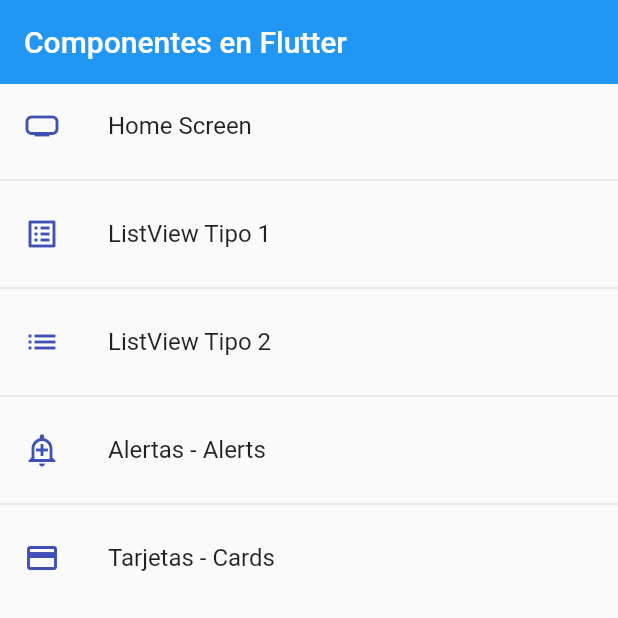
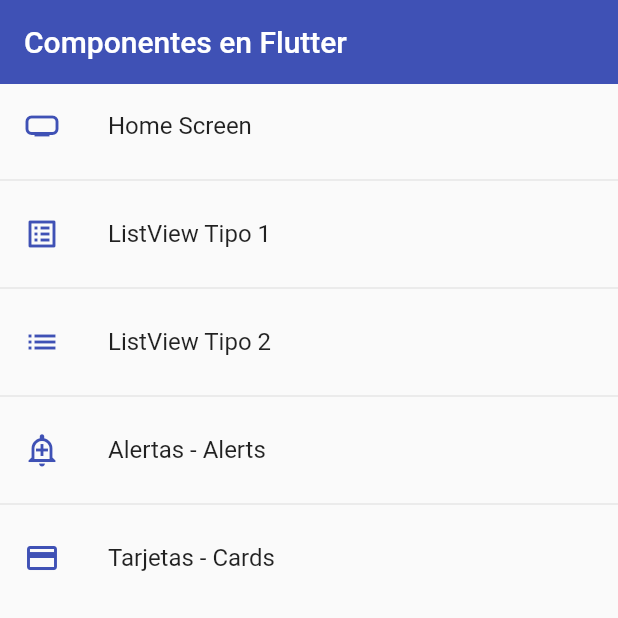
Before and after one commit to CRUXsur/marknotes, a Flutter app: the screen it shows after launch, on a phone screen of 412 x 824 dp, the top half of it. Run offline on Flutter 3.47's test engine with Material 2 defaults, Android fonts, the phone set to English and light mode, and no system bars.

Commit message:
Tema global para la aplicacion

```diff
--- a/lib/main.dart
+++ b/lib/main.dart
@@ -11,10 +11,22 @@ class MyApp extends StatelessWidget {
   @override
   Widget build(BuildContext context) {
     return MaterialApp(
-        debugShowCheckedModeBanner: false,
-        title: 'Material App',
-        initialRoute: AppRoutes.initialRoute,
-        routes: AppRoutes.getAppRoutes(),
-        onGenerateRoute: AppRoutes.onGenerateRoute);
+      debugShowCheckedModeBanner: false,
+      title: 'Material App',
+      initialRoute: AppRoutes.initialRoute,
+      routes: AppRoutes.getAppRoutes(),
+      onGenerateRoute: AppRoutes.onGenerateRoute,
+      theme: ThemeData.light().copyWith(
+          //configuro segun los vaya utilizando
+          //color primario
+          primaryColor: Colors.indigo,
+          //AppBAr Theme
+          appBarTheme: const AppBarTheme(
+              //
+              color: Colors.indigo, //
+              elevation: 0 //
+              ) //
+          ), //
+    );
   }
 }
--- a/lib/screens/home_screen.dart
+++ b/lib/screens/home_screen.dart
@@ -14,7 +14,7 @@ class HomeScreen extends StatelessWidget {
     return Scaffold(
         appBar: AppBar(
           title: const Text('Componentes en Flutter'),
-          elevation: 0,
+          //elevation: 0,
         ),
         body: ListView.separated(
             itemBuilder: (context, i) => ListTile(
--- a/lib/screens/listview2_screen.dart
+++ b/lib/screens/listview2_screen.dart
@@ -15,8 +15,8 @@ class Listview2Screen extends StatelessWidget {
     return Scaffold(
         appBar: AppBar(
           title: const Text('Listview Tipo 2'),
-          elevation: 0,
-          backgroundColor: Colors.indigo,
+          //elevation: 0,
+          //backgroundColor: Colors.indigo,
         ),
         //este Listview.separated renderiza la lista que solo aparecera!
         body: ListView.separated(
@@ -28,7 +28,7 @@ class Listview2Screen extends StatelessWidget {
             title: Text(options[index]),
             trailing: const Icon(
               Icons.arrow_forward_ios_outlined,
-              color: Colors.indigo,
+              //color: Colors.indigo,
             ),
             onTap: () {
               final game = options[index];
```
